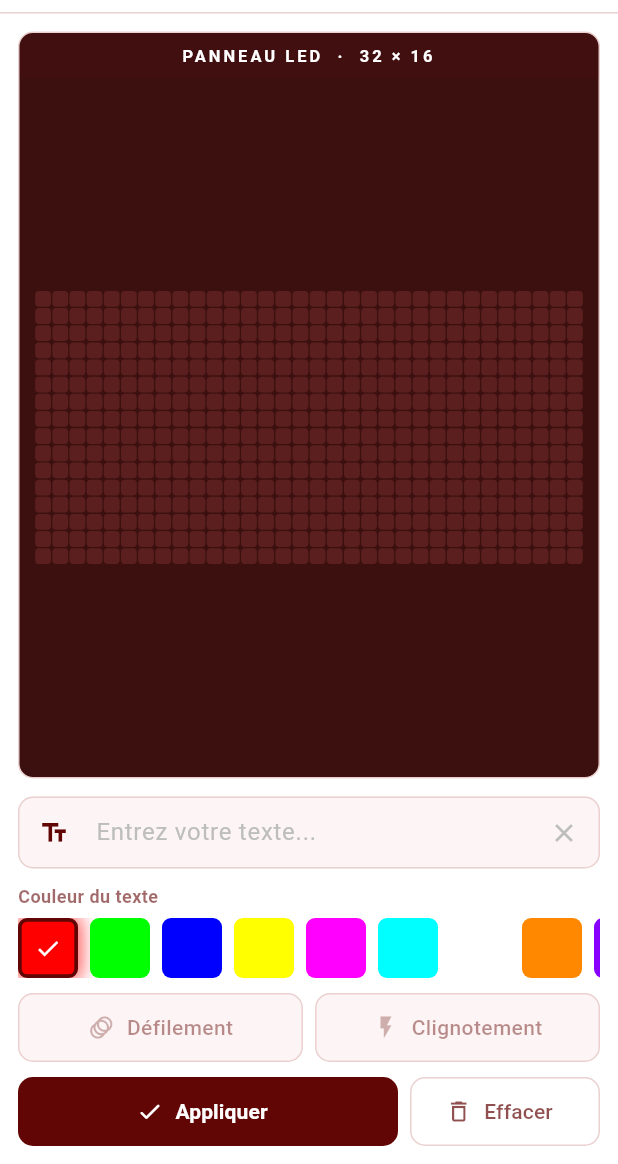
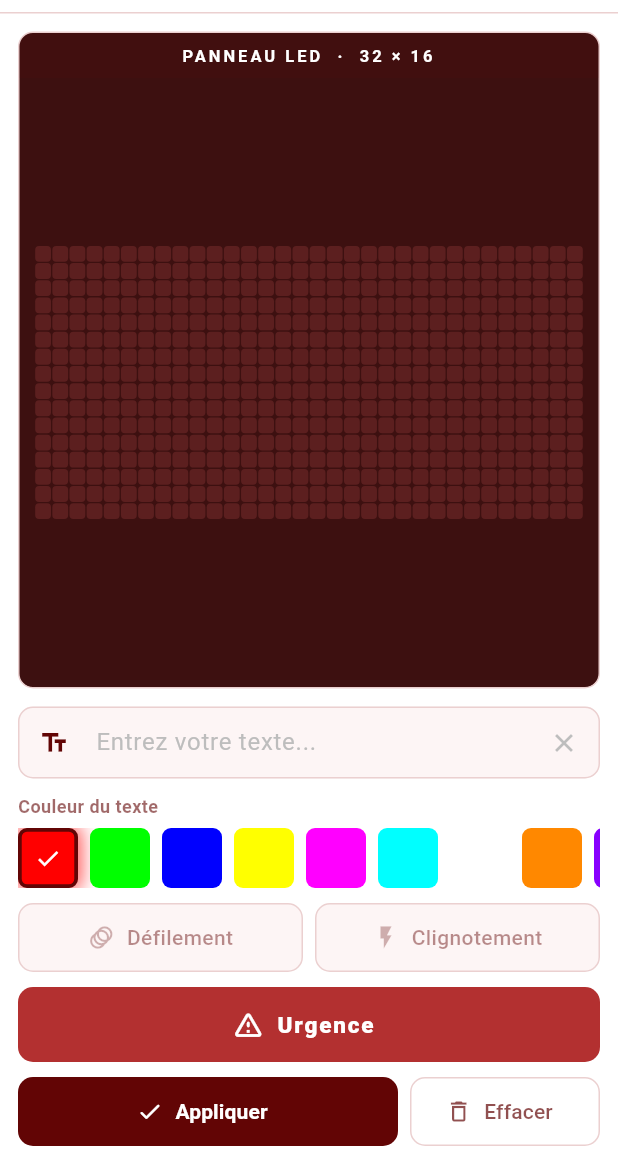
Before and after one commit to Astralale/led_matrix_app, a Flutter app: the screen it shows after launch, on a phone screen of 412 x 824 dp, the part 72-1236 px from its top. Run offline on Flutter 3.47's test engine with Material 3 defaults, Android fonts, the phone set to English and light mode, and no system bars; our stand-ins replace flutter_blue_plus.

Commit message:
feat: add emergency help button and refine BLE device scanning

```diff
--- a/lib/screens/text_mode_screen.dart
+++ b/lib/screens/text_mode_screen.dart
@@ -347,6 +347,10 @@ class _TextModeScreenState extends State<TextModeScreen> {
 
           const SizedBox(height: 10),
 
+          _buildHelpButton(),
+
+          const SizedBox(height: 10),
+
           _buildActionButtons(),
         ],
       ),
@@ -628,6 +632,38 @@ class _TextModeScreenState extends State<TextModeScreen> {
     );
   }
 
+  Widget _buildHelpButton() {
+    return Padding(
+      padding: const EdgeInsets.symmetric(
+        horizontal: AppConstants.defaultPadding,
+      ),
+      child: SizedBox(
+        width: double.infinity,
+        height: 50,
+        child: ElevatedButton.icon(
+          onPressed: _displayHelp,
+          icon: const Icon(Icons.warning_amber_rounded, size: 22),
+          label: const Text(
+            'Urgence',
+            style: TextStyle(
+              fontSize: 15,
+              fontWeight: FontWeight.w800,
+              letterSpacing: 1.2,
+            ),
+          ),
+          style: ElevatedButton.styleFrom(
+            backgroundColor: AppConstants.dangerColor,
+            foregroundColor: Colors.white,
+            elevation: 0,
+            shape: RoundedRectangleBorder(
+              borderRadius: BorderRadius.circular(AppConstants.defaultRadius),
+            ),
+          ),
+        ),
+      ),
+    );
+  }
+
   Widget _buildActionButtons() {
     return Padding(
       padding: const EdgeInsets.only(
```
Also changed, not shown: lib/screens/settings_screen.dart (+9 -0 lines), lib/services/ble_service.dart (+20 -32 lines), lib/screens/draw_mode_screen.dart (line endings or trailing spaces), pubspec.lock.
